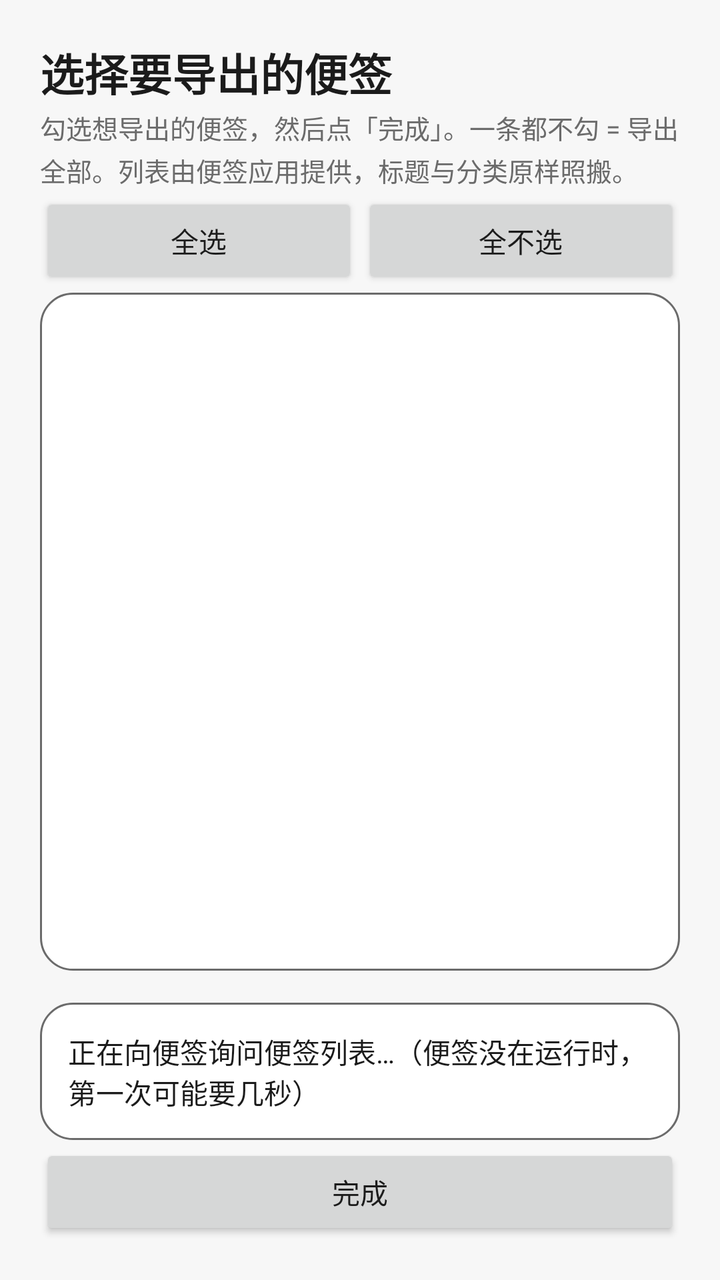
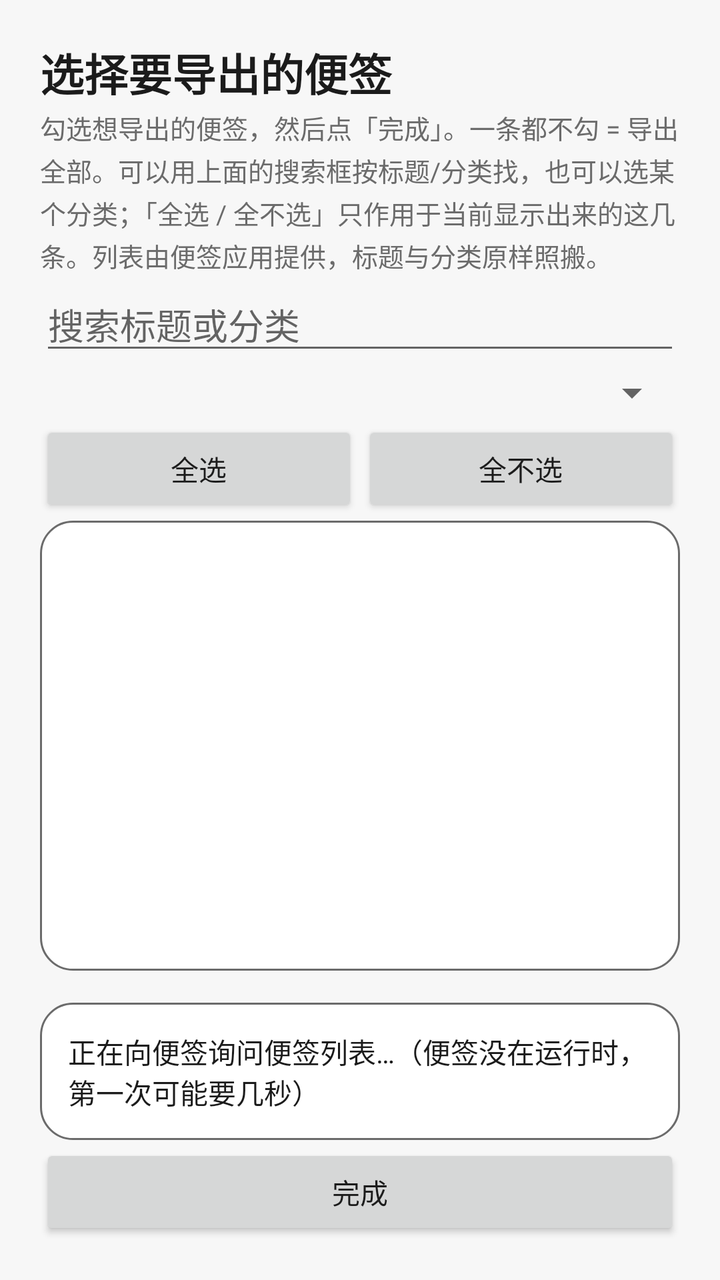

Before-and-after screenshots of an Android layout around one commit, followed by the original layout XML and the change that was made.
<!-- AndroidManifest.xml: fallback theme Theme.MaterialComponents.DayNight.NoActionBar -->
<!-- res/layout/activity_picker.xml -->
<?xml version="1.0" encoding="utf-8"?>
<LinearLayout xmlns:android="http://schemas.android.com/apk/res/android"
    android:layout_width="match_parent"
    android:layout_height="match_parent"
    android:background="@color/screen_background"
    android:orientation="vertical"
    android:padding="@dimen/screen_padding">

    <TextView
        style="@style/NoteExport.Title"
        android:layout_width="match_parent"
        android:layout_height="wrap_content"
        android:text="@string/picker_title" />

    <TextView
        style="@style/NoteExport.Hint"
        android:layout_width="match_parent"
        android:layout_height="wrap_content"
        android:layout_marginTop="@dimen/item_spacing"
        android:text="@string/picker_hint" />

    <LinearLayout
        android:layout_width="match_parent"
        android:layout_height="wrap_content"
        android:layout_marginTop="@dimen/item_spacing"
        android:orientation="horizontal">

        <Button
            android:id="@+id/picker_all"
            android:layout_width="0dp"
            android:layout_height="wrap_content"
            android:layout_weight="1"
            android:text="@string/picker_all" />

        <Button
            android:id="@+id/picker_none"
            android:layout_width="0dp"
            android:layout_height="wrap_content"
            android:layout_marginStart="@dimen/item_spacing"
            android:layout_weight="1"
            android:text="@string/picker_none" />
    </LinearLayout>

    <ScrollView
        android:layout_width="match_parent"
        android:layout_height="0dp"
        android:layout_marginTop="@dimen/item_spacing"
        android:layout_weight="1"
        android:background="@drawable/card_background"
        android:padding="@dimen/card_padding">

        <LinearLayout
            android:id="@+id/picker_list"
            android:layout_width="match_parent"
            android:layout_height="wrap_content"
            android:orientation="vertical" />
    </ScrollView>

    <TextView
        android:id="@+id/picker_status"
        style="@style/NoteExport.Status"
        android:layout_width="match_parent"
        android:layout_height="wrap_content"
        android:text="@string/picker_loading" />

    <Button
        android:id="@+id/picker_done"
        android:layout_width="match_parent"
        android:layout_height="wrap_content"
        android:layout_marginTop="@dimen/item_spacing"
        android:text="@string/picker_done" />
</LinearLayout>
<!-- resources referenced by this layout -->
<resources>
  <color name="screen_background">#FFF7F7F7</color>
  <dimen name="card_padding">14dp</dimen>
  <dimen name="item_spacing">2dp</dimen>
  <dimen name="screen_padding">20dp</dimen>
  <!-- drawable card_background (drawable) -->
  <?xml version="1.0" encoding="utf-8"?>
  <shape xmlns:android="http://schemas.android.com/apk/res/android"
      android:shape="rectangle">
      <solid android:color="@color/card_background" />
      <corners android:radius="@dimen/card_radius" />
      <stroke
          android:width="1dp"
          android:color="@color/hint_text" />
  </shape>
  <string name="picker_all">全选</string>
  <string name="picker_done">完成</string>
  <string name="picker_hint">勾选想导出的便签，然后点「完成」。一条都不勾 = 导出全部。列表由便签应用提供，标题与分类原样照搬。</string>
  <string name="picker_loading">正在向便签询问便签列表…（便签没在运行时，第一次可能要几秒）</string>
  <string name="picker_none">全不选</string>
  <string name="picker_title">选择要导出的便签</string>
  <style name="NoteExport.Hint">
          <item name="android:textSize">@dimen/hint_text</item>
          <item name="android:textColor">@color/hint_text</item>
          <item name="android:lineSpacingMultiplier">1.15</item>
      </style>
  <style name="NoteExport.Status">
          <item name="android:textSize">@dimen/body_text</item>
          <item name="android:textColor">@color/body_text</item>
          <item name="android:textIsSelectable">true</item>
          <item name="android:background">@drawable/card_background</item>
          <item name="android:padding">@dimen/card_padding</item>
          <item name="android:layout_marginTop">@dimen/inner_top_margin</item>
      </style>
  <style name="NoteExport.Title">
          <item name="android:textSize">@dimen/title_text</item>
          <item name="android:textStyle">bold</item>
          <item name="android:textColor">@color/body_text</item>
      </style>
  <color name="card_background">#FFFFFFFF</color>
  <dimen name="card_radius">16dp</dimen>
  <color name="hint_text">#FF6B6B6B</color>
  <dimen name="hint_text">13sp</dimen>
  <dimen name="body_text">14sp</dimen>
  <color name="body_text">#FF1B1B1B</color>
  <dimen name="inner_top_margin">16dp</dimen>
  <dimen name="title_text">22sp</dimen>
</resources>

<!-- the commit's change to res/layout/activity_picker.xml (unified diff, before → after) -->
@@ -18,6 +18,21 @@
         android:layout_height="wrap_content"
         android:layout_marginTop="@dimen/item_spacing"
         android:text="@string/picker_hint" />
+
+    <EditText
+        android:id="@+id/picker_search"
+        android:layout_width="match_parent"
+        android:layout_height="wrap_content"
+        android:layout_marginTop="@dimen/item_spacing"
+        android:hint="@string/picker_search_hint"
+        android:inputType="text"
+        android:maxLines="1" />
+
+    <Spinner
+        android:id="@+id/picker_category"
+        android:layout_width="match_parent"
+        android:layout_height="wrap_content"
+        android:layout_marginTop="@dimen/item_spacing" />
 
     <LinearLayout
         android:layout_width="match_parent"
<!-- resource entries referenced after the edit -->
@@ -16,9 +16,10 @@
   </shape>
   <string name="picker_all">全选</string>
   <string name="picker_done">完成</string>
-  <string name="picker_hint">勾选想导出的便签，然后点「完成」。一条都不勾 = 导出全部。列表由便签应用提供，标题与分类原样照搬。</string>
+  <string name="picker_hint">勾选想导出的便签，然后点「完成」。一条都不勾 = 导出全部。可以用上面的搜索框按标题/分类找，也可以选某个分类；「全选 / 全不选」只作用于当前显示出来的这几条。列表由便签应用提供，标题与分类原样照搬。</string>
   <string name="picker_loading">正在向便签询问便签列表…（便签没在运行时，第一次可能要几秒）</string>
   <string name="picker_none">全不选</string>
+  <string name="picker_search_hint">搜索标题或分类</string>
   <string name="picker_title">选择要导出的便签</string>
   <style name="NoteExport.Hint">
           <item name="android:textSize">@dimen/hint_text</item>
